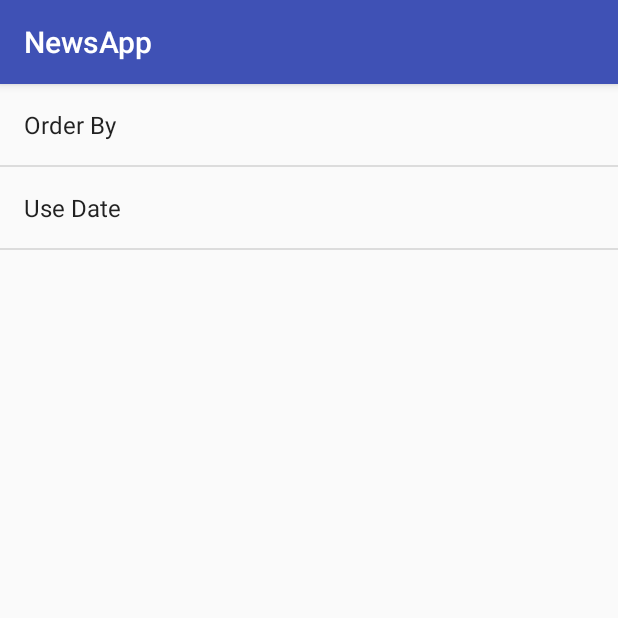
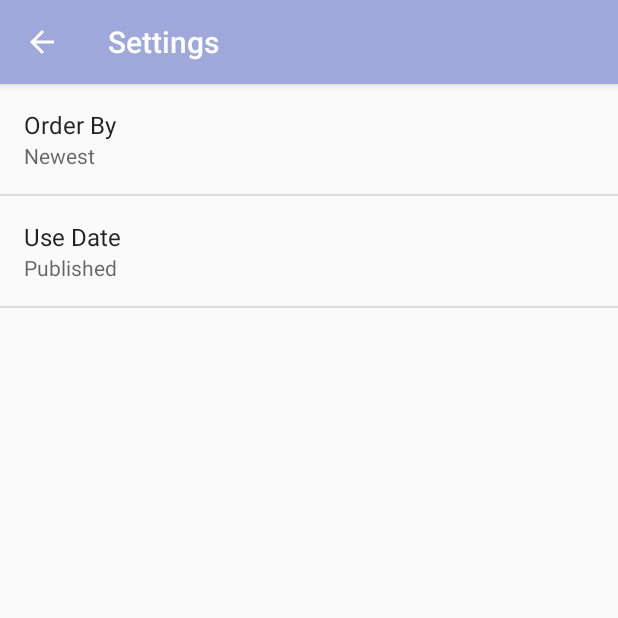
Before and after one commit to numerative/NewsApp, an Android app: the screen it shows after launch (SettingsActivity), after a tap on an icon or button, on a phone screen of 412 x 824 dp, the top half of it. Run offline under Robolectric (Android 15) with nearby library versions, the phone set to English and light mode, and no system bars; our stand-ins replace ButterKnife.

Commit message:
Add orderBy and useDate preferences

```diff
--- a/app/src/main/java/com/example/android/newsapp/MainActivity.java
+++ b/app/src/main/java/com/example/android/newsapp/MainActivity.java
@@ -96,7 +96,7 @@ public class MainActivity extends AppCompatActivity implements SearchView.OnQuer
         //Clearing previous image data, if any
         thumbnails.clear();
         Utils.hideKeyboard(MainActivity.this);
-        queryUri = QueryUtils.getUri(BASE_URL, searchQuery); //Getting a search query specific URL
+        queryUri = QueryUtils.getUri(BASE_URL, searchQuery, this); //Getting a search query specific URL
 
         //Get a reference to the LoaderManager, in order to interact with loaders.
         LoaderManager loaderManager = getSupportLoaderManager();
--- a/app/src/main/java/com/example/android/newsapp/SettingsActivity.java
+++ b/app/src/main/java/com/example/android/newsapp/SettingsActivity.java
@@ -7,6 +7,10 @@ import android.preference.Preference;
 import android.preference.PreferenceFragment;
 import android.preference.PreferenceManager;
 import android.support.v7.app.AppCompatActivity;
+import android.util.Log;
+import android.view.MenuItem;
+
+import java.util.Objects;
 
 public class SettingsActivity extends AppCompatActivity {
 
@@ -14,6 +18,17 @@ public class SettingsActivity extends AppCompatActivity {
     protected void onCreate(Bundle savedInstanceState) {
         super.onCreate(savedInstanceState);
         setContentView(R.layout.activity_settings);
+        setTitle(getString(R.string.settings)); //Set title for the ActionBar
+        Objects.requireNonNull(getSupportActionBar()).setDisplayHomeAsUpEnabled(true);
+    }
+
+    @Override
+    public boolean onOptionsItemSelected(MenuItem item) {
+        switch (item.getItemId()) {
+            case android.R.id.home:
+                this.finish();
+        }
+        return true;
     }
 
     public static class SettingsFragment extends PreferenceFragment implements Preference.OnPreferenceChangeListener {
@@ -32,6 +47,7 @@ public class SettingsActivity extends AppCompatActivity {
         @Override
         public boolean onPreferenceChange(Preference preference, Object value) {
             String stringValue = value.toString();
+            Log.v("stringValue", stringValue);
             if (preference instanceof ListPreference) {
                 ListPreference listPreference = (ListPreference) preference;
                 int prefIndex = listPreference.findIndexOfValue(stringValue);
@@ -42,7 +58,7 @@ public class SettingsActivity extends AppCompatActivity {
             } else {
                 preference.setSummary(stringValue);
             }
-            return false;
+            return true;
         }
 
         private void bindPreferenceSummaryToValue(Preference preference) {
--- a/app/src/main/java/com/example/android/newsapp/Utils/QueryUtils.java
+++ b/app/src/main/java/com/example/android/newsapp/Utils/QueryUtils.java
@@ -1,10 +1,14 @@
 package com.example.android.newsapp.Utils;
 
+import android.content.Context;
+import android.content.SharedPreferences;
 import android.graphics.Bitmap;
 import android.net.Uri;
+import android.preference.PreferenceManager;
 import android.util.Log;
 
 import com.example.android.newsapp.BuildConfig;
+import com.example.android.newsapp.R;
 
 import java.io.BufferedReader;
 import java.io.IOException;
@@ -26,10 +30,20 @@ public class QueryUtils {
     /*
      * Method that will create the final query URL
      */
-    public static Uri getUri(String baseURL, String searchQuery) {
+    public static Uri getUri(String baseURL, String searchQuery, Context context) {
         /*
           Building the URL using URI builder
          */
+        //Getting the key and default values from shared prefs
+        SharedPreferences sharedPreferences = PreferenceManager.getDefaultSharedPreferences(context);
+        String orderBy = sharedPreferences.getString(
+                context.getString(R.string.settings_order_by_key),
+                context.getString(R.string.settings_order_by_default)); //OrderBy Setting Value
+        Log.v("order-by", orderBy);
+        String useDate = sharedPreferences.getString(
+                context.getString(R.string.settings_use_date_key),
+                context.getString(R.string.settings_use_date_default)); //UseDate Setting Value
+        Log.v("usedate", useDate);
         //Initializing with Uri Builder Variable
         Uri baseUri = Uri.parse(baseURL);
         //Converting the Uri to Uri Builder
@@ -46,13 +60,18 @@ public class QueryUtils {
         queryUri = queryUri.appendQueryParameter("page-size", "20");
         //Appending the API KEY which is set to TEST
         queryUri = queryUri.appendQueryParameter("api-key", BuildConfig.THE_GUARDIAN_API_KEY);
-
+        //Appending OrderBy preference
+        queryUri = queryUri.appendQueryParameter("order-by", orderBy);
+        //Appending UseDate preference
+        queryUri = queryUri.appendQueryParameter("use-date", useDate);
         //Show the following fields for the search page preview
         queryUri = queryUri.appendQueryParameter("show-fields",
                 "trailText,headLine,publishedDate,thumbnail");
 
         //Append query to fetch Contributor's (Author's) name
         queryUri = queryUri.appendQueryParameter("show-tags", "contributor");
+
+        Log.v("QueryUri", queryUri.toString());
 
         //Return the URI with the given attributes
         return queryUri.build();
@@ -129,8 +148,8 @@ public class QueryUtils {
     }
 
     /*
-    * For SmallThumbnail Loading
-    */
+     * For SmallThumbnail Loading
+     */
     public static Bitmap fetchThumbnail(String requestUrl) {
         //Create URL object
         URL url = createUrl(requestUrl);
--- a/app/src/main/res/layout/activity_main.xml
+++ b/app/src/main/res/layout/activity_main.xml
@@ -11,7 +11,7 @@
         android:id="@+id/app_bar"
         android:layout_width="match_parent"
         android:layout_height="wrap_content"
-        android:background="#bcaaa4"
+        android:background="@color/colorPrimary"
         android:backgroundTintMode="multiply"
         android:fitsSystemWindows="true"
         android:minHeight="10dp">
--- a/app/src/main/res/values/arrays.xml
+++ b/app/src/main/res/values/arrays.xml
@@ -2,22 +2,18 @@
 <resources>
     <string-array name="settings_order_by_labels">
         <item>@string/settings_order_by_newest_label</item>
-        <item>@string/settings_order_by_oldest_label</item>
         <item>@string/settings_order_by_relevance_label</item>
     </string-array>
 
     <string-array name="settings_order_by_values">
         <item>@string/settings_order_by_newest_values</item>
-        <item>@string/settings_order_by_oldest_values</item>
         <item>@string/settings_order_by_relevance_values</item>
     </string-array>
 
     <string name="settings_order_by_newest_label">Newest</string>
-    <string name="settings_order_by_oldest_label">Oldest</string>
     <string name="settings_order_by_relevance_label">Relevance</string>
 
     <string name="settings_order_by_newest_values">newest</string>
-    <string name="settings_order_by_oldest_values">oldest</string>
     <string name="settings_order_by_relevance_values">relevance</string>
 
 
--- a/app/src/main/res/values/colors.xml
+++ b/app/src/main/res/values/colors.xml
@@ -1,7 +1,7 @@
 <?xml version="1.0" encoding="utf-8"?>
 <resources>
-    <color name="colorPrimary">#3F51B5</color>
-    <color name="colorPrimaryDark">#303F9F</color>
+    <color name="colorPrimary">#9fa8da</color>
+    <color name="colorPrimaryDark">@color/colorPrimary</color>
     <color name="colorAccent">#FF4081</color>
     <color name="black">#000000</color>
 </resources>
--- a/app/src/main/res/values/strings.xml
+++ b/app/src/main/res/values/strings.xml
@@ -7,8 +7,9 @@
     <string name="settings_title">News Settings</string>
     <string name="settings_order_by_label">Order By</string>
     <string name="settings_order_by_key">orderBy</string>
-    <string name="settings_order_by_default">@string/settings_order_by_newest_label</string>
+    <string name="settings_order_by_default">@string/settings_order_by_newest_values</string>
     <string name="settings_use_date_label">Use Date</string>
     <string name="settings_use_date_key">use-date</string>
-    <string name="settings_use_date_default">@string/settings_use_date_published_label</string>
+    <string name="settings_use_date_default">@string/settings_use_date_published_values</string>
+    <string name="settings">Settings</string>
 </resources>
```
